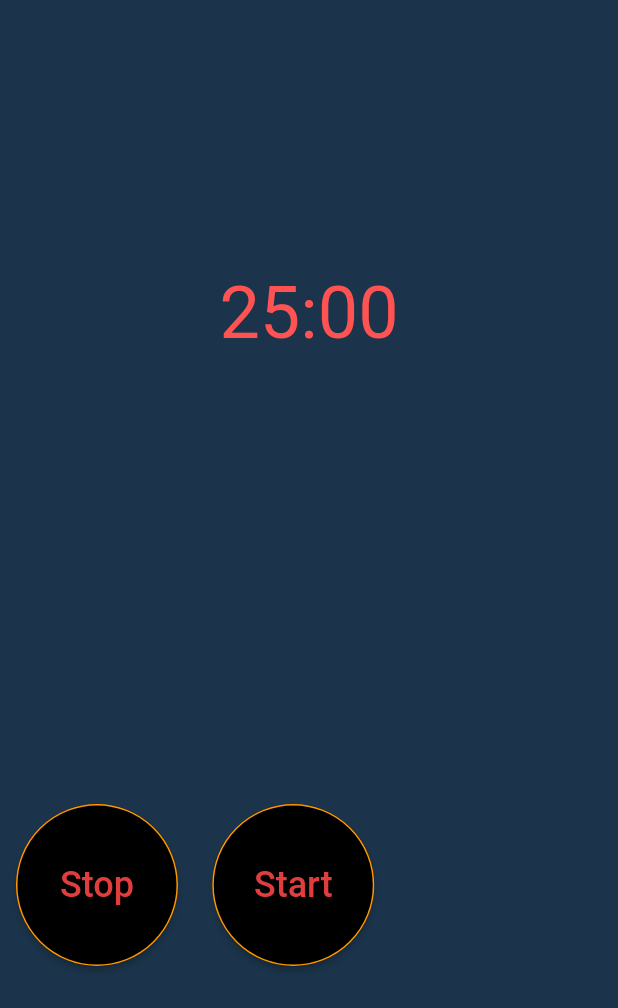
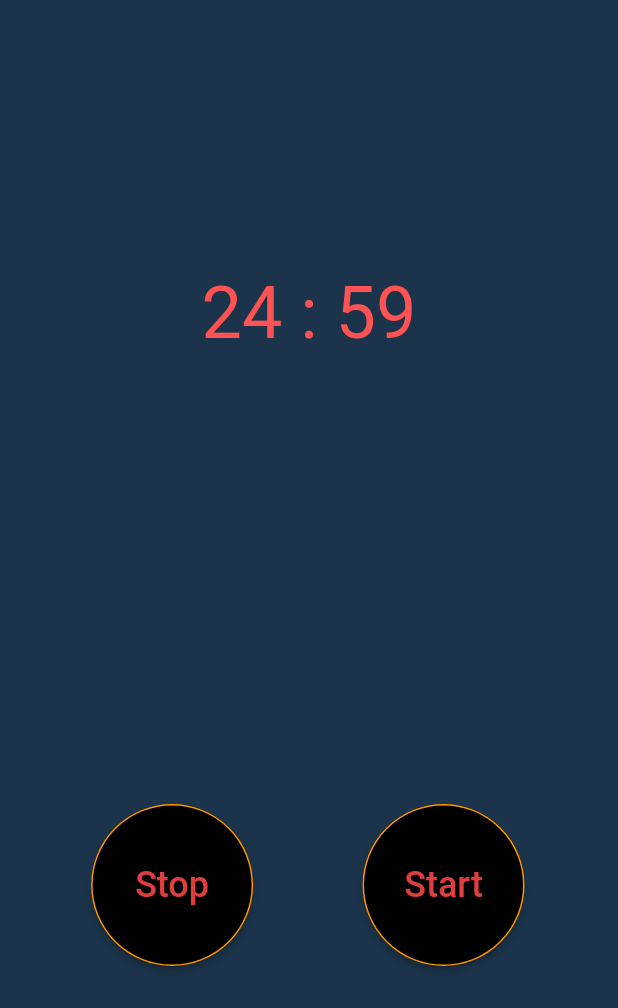
Before and after one commit to Kombini21/mobile_pomodoro_timer, a Flutter app: the screen it shows after launch, after a tap on "Start", on a phone screen of 412 x 824 dp. Shown: the top 1008 px of the screen. Run offline on Flutter 3.47's test engine with Material 2 defaults, Android fonts, the phone set to English and light mode, and no system bars.

Commit message:
Create app logic and format the code

```diff
--- a/lib/main.dart
+++ b/lib/main.dart
@@ -1,3 +1,4 @@
+import 'dart:async';
 import 'package:flutter/material.dart';
 
 void main() {
@@ -9,7 +10,7 @@
 
   @override
   Widget build(BuildContext context) {
-      return MaterialApp(
+      return const MaterialApp(
         debugShowCheckedModeBanner: false,
         home: MyHomePage(),
       );
@@ -24,11 +25,60 @@
 }
 
 class _MyHomePageState extends State<MyHomePage> {
+
+  int _seconds = 0;
+  int _minutes = 25;
+  Timer _timer = Timer(const Duration(seconds: 1), () {});
+
+  void _stopTimer(){
+
+    _timer.cancel();
+    _seconds = 0;
+    _minutes = 25;
+
+  }
+
+  void _startTimer(){
+
+    // ignore: unnecessary_null_comparison
+    if (_timer != null){
+      _timer.cancel();
+    }
+    if (_minutes > 0 ){
+      _seconds = _minutes * 60;
+    }
+    if (_seconds > 60) {
+
+      _minutes = (_seconds/60).floor();
+      _seconds -= (_minutes * 60);
+    }
+
+    _timer = Timer.periodic(const Duration(seconds: 1), (timer) {
+      setState(() {
+        if (_seconds > 0){
+          _seconds--;
+        }
+        else {
+          if (_minutes > 0){
+            _seconds=59;
+            _minutes--;
+          }
+          else {
+            _timer.cancel();
+            // ignore: avoid_print
+            print("Timer completo.");
+          }
+        }
+      });
+     });
+  }
+
+
   @override
   Widget build(BuildContext context) {
     return Scaffold(
 
-      backgroundColor: Color.fromRGBO(27, 52, 75, 1),
+      backgroundColor: const Color.fromRGBO(27, 52, 75, 1),
       body: Column(
         mainAxisAlignment: MainAxisAlignment.center,
         crossAxisAlignment: CrossAxisAlignment.stretch,
@@ -39,20 +89,31 @@
             crossAxisAlignment: CrossAxisAlignment.start,
             children: [
               Text(
-                "25:00",
-                style: TextStyle(
+                "$_minutes : $_seconds",
+                style: const TextStyle(
                   color: Colors.redAccent,
                   fontSize: 48,
                 ),
               ),
             ],
           ),
-          SizedBox(
+          const SizedBox(
             height: 300,
           ),
           Row(
+            mainAxisAlignment: MainAxisAlignment.spaceEvenly,
             children: [
               ElevatedButton(
+                onPressed: (){
+                  _stopTimer();
+                },
+                style: ElevatedButton.styleFrom(
+                primary: Colors.black,
+                padding: const EdgeInsets.all(40.0),
+                shape: const CircleBorder(
+                  side: BorderSide(color: Colors.orange),
+                ),
+                ),
                 child: const Text(
                   "Stop",
                   style: TextStyle(
@@ -60,18 +121,18 @@
                     fontSize: 24,
                   ),
                   ),
+              ),
+              ElevatedButton(
                 onPressed: (){
-                  //_StopTimer():
+                  _startTimer();
                 },
                 style: ElevatedButton.styleFrom(
                 primary: Colors.black,
                 padding: const EdgeInsets.all(40.0),
-                shape: CircleBorder(
+                shape: const CircleBorder(
                   side: BorderSide(color: Colors.orange),
                 ),
                 ),
-              ),
-              ElevatedButton(
                 child: const Text(
                   "Start",
                   style: TextStyle(
@@ -79,16 +140,6 @@
                     fontSize: 24,
                   ),
                   ),
-                onPressed: (){
-                  //_StopTimer():
-                },
-                style: ElevatedButton.styleFrom(
-                primary: Colors.black,
-                padding: const EdgeInsets.all(40.0),
-                shape: CircleBorder(
-                  side: BorderSide(color: Colors.orange),
-                ),
-                ),
               ),
             ],
           )
```
